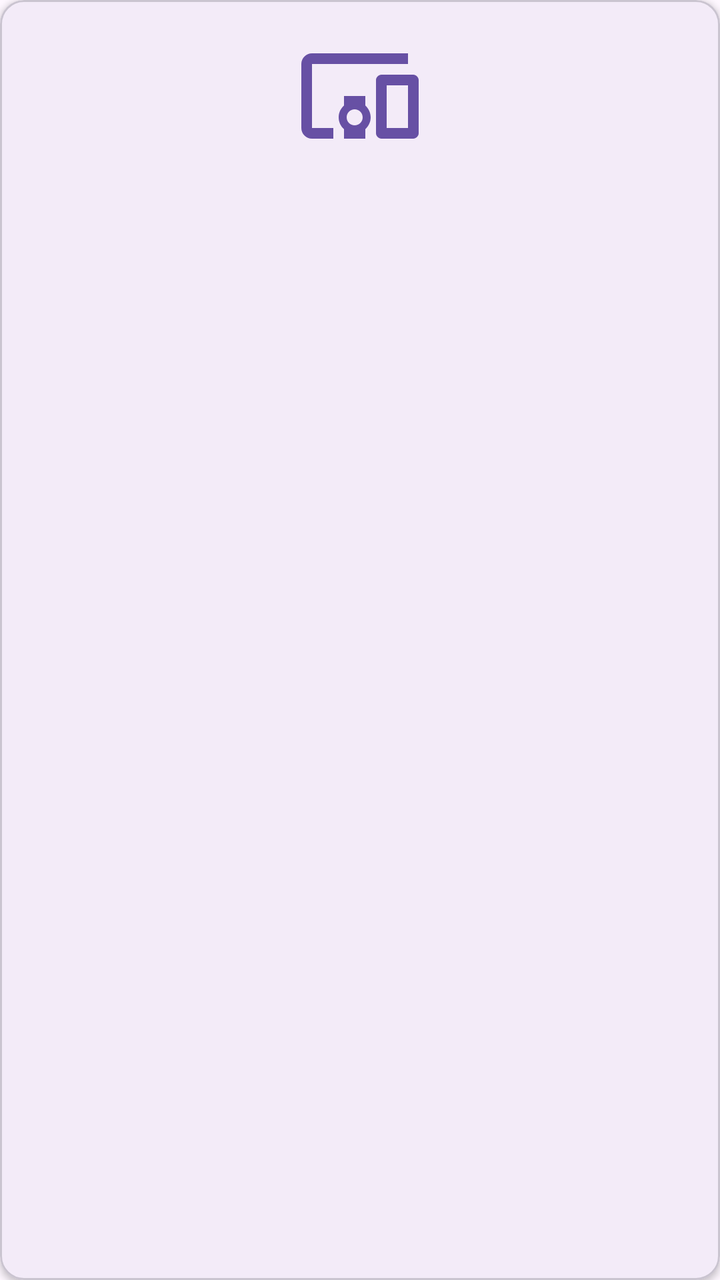
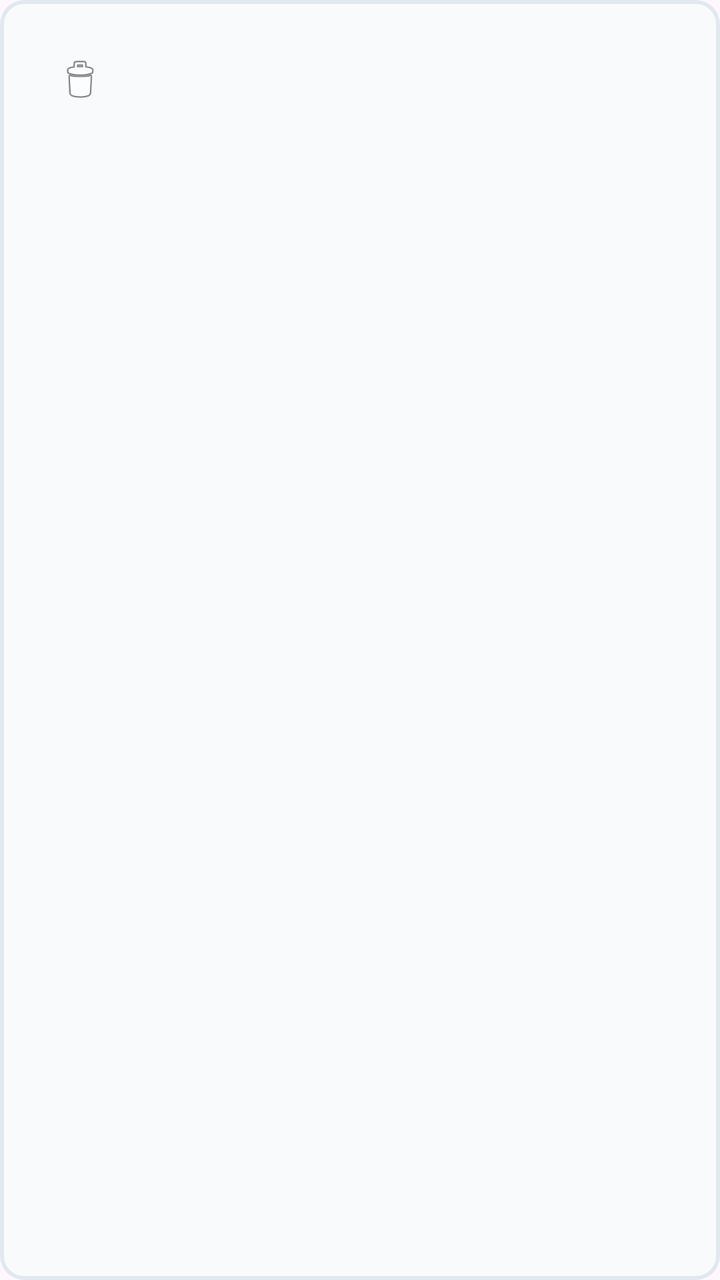

Two renders of the same Android screen: before a commit and after it. Below are the layout's source before the change and the commit's diff.
<!-- AndroidManifest.xml: application theme Theme.Smartbin -->
<!-- res/layout/item_device.xml -->
<?xml version="1.0" encoding="utf-8"?>
<layout xmlns:android="http://schemas.android.com/apk/res/android"
    xmlns:app="http://schemas.android.com/apk/res-auto">

    <data>
        <variable
            name="device"
            type="com.example.smart_bin.model.Device" />
    </data>

    <com.google.android.material.card.MaterialCardView
        android:layout_width="match_parent"
        android:layout_height="wrap_content"
        android:layout_margin="8dp"
        app:cardCornerRadius="12dp"
        app:cardElevation="2dp">

        <LinearLayout
            android:layout_width="match_parent"
            android:layout_height="wrap_content"
            android:orientation="vertical"
            android:padding="16dp"
            android:gravity="center">

            <ImageView
                android:layout_width="64dp"
                android:layout_height="64dp"
                android:src="@drawable/baseline_devices_other_24"
                android:contentDescription="Device icon"
                android:tint="?attr/colorPrimary" />

            <TextView
                android:layout_width="match_parent"
                android:layout_height="wrap_content"
                android:layout_marginTop="12dp"
                android:gravity="center"
                android:text="@{device.name}"
                android:textColor="#212121"
                android:textSize="16sp"
                android:textStyle="bold" />

            <TextView
                android:layout_width="match_parent"
                android:layout_height="wrap_content"
                android:layout_marginTop="4dp"
                android:gravity="center"
                android:text='@{device.status.equals("ONLINE") ? "Online" : "Offline"}'
                android:textColor='@{device.status.equals("ONLINE") ? @color/colorOnline : @color/colorOffline}'
                android:textSize="12sp" />

        </LinearLayout>

    </com.google.android.material.card.MaterialCardView>
</layout>
<!-- resources referenced by this layout -->
<resources>
  <color name="colorOffline">#9E9E9E</color>
  <color name="colorOnline">#4CAF50</color>
  <!-- drawable baseline_devices_other_24 (drawable) -->
  <vector xmlns:android="http://schemas.android.com/apk/res/android" android:height="24dp" android:tint="#00FF00" android:viewportHeight="24" android:viewportWidth="24" android:width="24dp">
        
      <path android:fillColor="@android:color/white" android:pathData="M3,6h18L21,4L3,4c-1.1,0 -2,0.9 -2,2v12c0,1.1 0.9,2 2,2h4v-2L3,18L3,6zM13,12L9,12v1.78c-0.61,0.55 -1,1.33 -1,2.22s0.39,1.67 1,2.22L9,20h4v-1.78c0.61,-0.55 1,-1.34 1,-2.22s-0.39,-1.67 -1,-2.22L13,12zM11,17.5c-0.83,0 -1.5,-0.67 -1.5,-1.5s0.67,-1.5 1.5,-1.5 1.5,0.67 1.5,1.5 -0.67,1.5 -1.5,1.5zM22,8h-6c-0.5,0 -1,0.5 -1,1v10c0,0.5 0.5,1 1,1h6c0.5,0 1,-0.5 1,-1L23,9c0,-0.5 -0.5,-1 -1,-1zM21,18h-4v-8h4v8z"/>
      
  </vector>
  <style name="Theme.Smartbin" parent="Base.Theme.Smartbin" />
  <style name="Base.Theme.Smartbin" parent="Theme.Material3.Light.NoActionBar">
          
          
      </style>
</resources>

<!-- the commit's change to res/layout/item_device.xml (unified diff, before → after) -->
@@ -11,42 +11,141 @@
     <com.google.android.material.card.MaterialCardView
         android:layout_width="match_parent"
         android:layout_height="wrap_content"
-        android:layout_margin="8dp"
+        android:layout_marginBottom="12dp"
         app:cardCornerRadius="12dp"
-        app:cardElevation="2dp">
+        app:cardElevation="0dp"
+        app:strokeWidth="2dp"
+        app:strokeColor="#E2E8F0"
+        app:cardBackgroundColor="#F8FAFC">
 
         <LinearLayout
             android:layout_width="match_parent"
             android:layout_height="wrap_content"
             android:orientation="vertical"
-            android:padding="16dp"
-            android:gravity="center">
+            android:padding="16dp">
 
-            <ImageView
-                android:layout_width="64dp"
-                android:layout_height="64dp"
-                android:src="@drawable/baseline_devices_other_24"
-                android:contentDescription="Device icon"
-                android:tint="?attr/colorPrimary" />
-
-            <TextView
+            
+            <LinearLayout
                 android:layout_width="match_parent"
                 android:layout_height="wrap_content"
-                android:layout_marginTop="12dp"
-                android:gravity="center"
-                android:text="@{device.name}"
-                android:textColor="#212121"
-                android:textSize="16sp"
-                android:textStyle="bold" />
+                android:orientation="horizontal"
+                android:gravity="center_vertical"
+                android:layout_marginBottom="12dp">
 
-            <TextView
+                
+                <LinearLayout
+                    android:id="@+id/iconContainer"
+                    android:layout_width="48dp"
+                    android:layout_height="48dp"
+                    android:gravity="center"
+                    android:orientation="vertical">
+
+                    <ImageView
+                        android:layout_width="24dp"
+                        android:layout_height="24dp"
+                        android:src="@android:drawable/ic_menu_delete" />
+
+                </LinearLayout>
+
+                
+                <LinearLayout
+                    android:layout_width="0dp"
+                    android:layout_height="wrap_content"
+                    android:layout_weight="1"
+                    android:layout_marginStart="12dp"
+                    android:orientation="vertical">
+
+                    <TextView
+                        android:layout_width="wrap_content"
+                        android:layout_height="wrap_content"
+                        android:text="@{device.name}"
+                        android:textColor="#1E293B"
+                        android:textSize="16sp"
+                        android:textStyle="bold"
+                        android:maxLines="1"
+                        android:ellipsize="end" />
+
+                    <TextView
+                        android:layout_width="wrap_content"
+                        android:layout_height="wrap_content"
+                        android:layout_marginTop="2dp"
+                        android:text="@{device.id}"
+                        android:textColor="#64748B"
+                        android:textSize="11sp"
+                        android:fontFamily="monospace"
+                        android:maxLines="1"
+                        android:ellipsize="end" />
+
+                </LinearLayout>
+
+            </LinearLayout>
+
+            
+            <LinearLayout
                 android:layout_width="match_parent"
                 android:layout_height="wrap_content"
-                android:layout_marginTop="4dp"
-                android:gravity="center"
-                android:text='@{device.status.equals("ONLINE") ? "Online" : "Offline"}'
-                android:textColor='@{device.status.equals("ONLINE") ? @color/colorOnline : @color/colorOffline}'
-                android:textSize="12sp" />
+                android:orientation="horizontal"
+                android:gravity="center_vertical">
+
+                
+                <LinearLayout
+                    android:id="@+id/statusBadge"
+                    android:layout_width="wrap_content"
+                    android:layout_height="wrap_content"
+                    android:orientation="horizontal"
+                    android:gravity="center_vertical"
+                    android:paddingStart="12dp"
+                    android:paddingEnd="12dp"
+                    android:paddingTop="6dp"
+                    android:paddingBottom="6dp">
+
+                    <ImageView
+                        android:id="@+id/statusIcon"
+                        android:layout_width="12dp"
+                        android:layout_height="12dp"
+                        android:layout_marginEnd="6dp" />
+
+                    <TextView
+                        android:id="@+id/statusText"
+                        android:layout_width="wrap_content"
+                        android:layout_height="wrap_content"
+                        android:textSize="11sp"
+                        android:textStyle="bold" />
+
+                </LinearLayout>
+
+                <View
+                    android:layout_width="0dp"
+                    android:layout_height="1dp"
+                    android:layout_weight="1" />
+
+                
+                <LinearLayout
+                    android:id="@+id/warningBadge"
+                    android:layout_width="wrap_content"
+                    android:layout_height="wrap_content"
+                    android:orientation="horizontal"
+                    android:gravity="center_vertical"
+                    android:visibility="gone">
+
+                    <TextView
+                        android:layout_width="wrap_content"
+                        android:layout_height="wrap_content"
+                        android:text="⚠️"
+                        android:textSize="12sp" />
+
+                    <TextView
+                        android:id="@+id/fillLevelText"
+                        android:layout_width="wrap_content"
+                        android:layout_height="wrap_content"
+                        android:layout_marginStart="4dp"
+                        android:textColor="#F59E0B"
+                        android:textSize="11sp"
+                        android:textStyle="bold" />
+
+                </LinearLayout>
+
+            </LinearLayout>
 
         </LinearLayout>
 
<!-- resource entries referenced after the edit -->
@@ -1,13 +1,5 @@
 <!-- resources referenced by this layout -->
 <resources>
-  <color name="colorOffline">#9E9E9E</color>
-  <color name="colorOnline">#4CAF50</color>
-  <!-- drawable baseline_devices_other_24 (drawable) -->
-  <vector xmlns:android="http://schemas.android.com/apk/res/android" android:height="24dp" android:tint="#00FF00" android:viewportHeight="24" android:viewportWidth="24" android:width="24dp">
-        
-      <path android:fillColor="@android:color/white" android:pathData="M3,6h18L21,4L3,4c-1.1,0 -2,0.9 -2,2v12c0,1.1 0.9,2 2,2h4v-2L3,18L3,6zM13,12L9,12v1.78c-0.61,0.55 -1,1.33 -1,2.22s0.39,1.67 1,2.22L9,20h4v-1.78c0.61,-0.55 1,-1.34 1,-2.22s-0.39,-1.67 -1,-2.22L13,12zM11,17.5c-0.83,0 -1.5,-0.67 -1.5,-1.5s0.67,-1.5 1.5,-1.5 1.5,0.67 1.5,1.5 -0.67,1.5 -1.5,1.5zM22,8h-6c-0.5,0 -1,0.5 -1,1v10c0,0.5 0.5,1 1,1h6c0.5,0 1,-0.5 1,-1L23,9c0,-0.5 -0.5,-1 -1,-1zM21,18h-4v-8h4v8z"/>
-      
-  </vector>
   <style name="Theme.Smartbin" parent="Base.Theme.Smartbin" />
   <style name="Base.Theme.Smartbin" parent="Theme.Material3.Light.NoActionBar">
           
